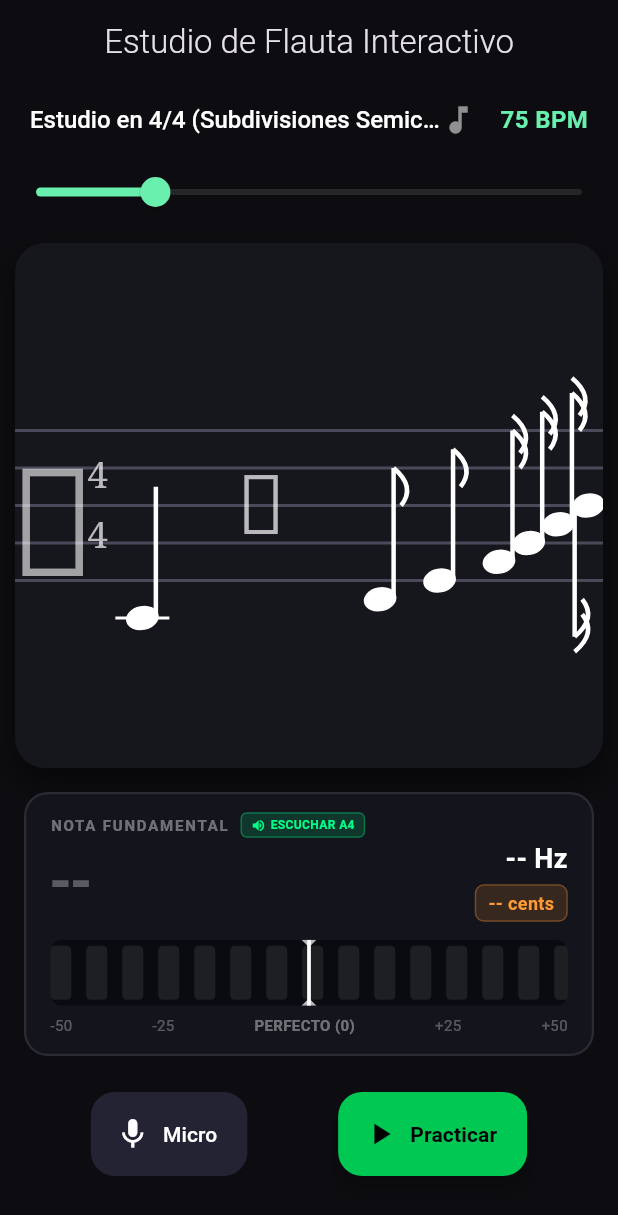
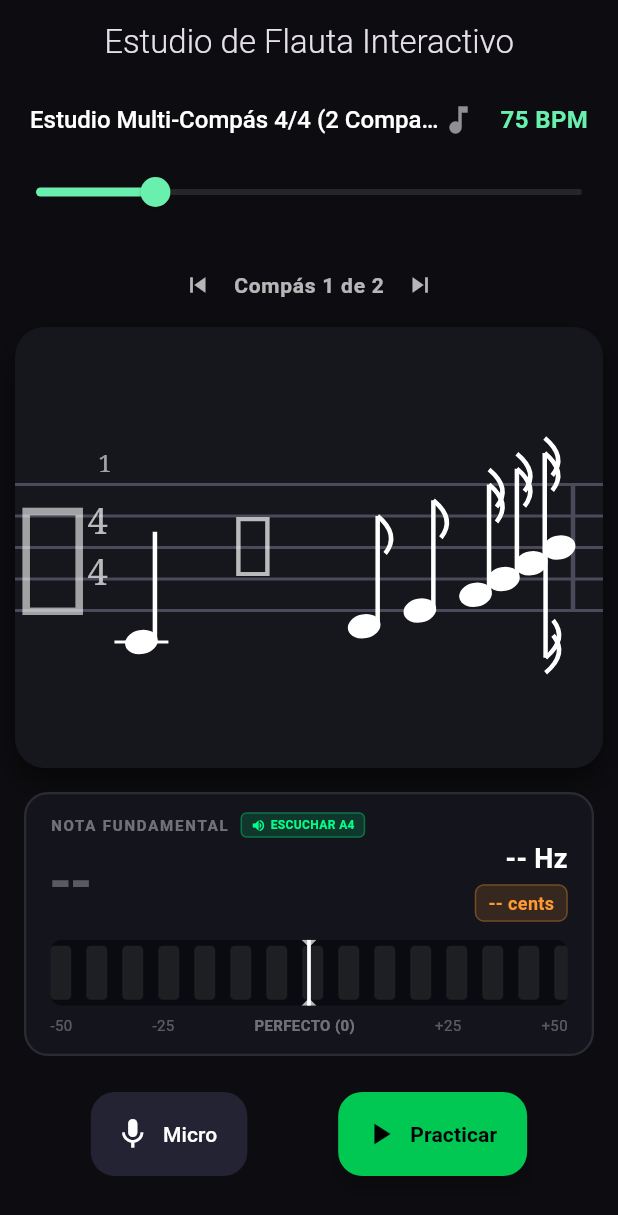
Before and after one commit to Nicolas11Leon/Tunner, a Flutter app: the screen it shows after launch, on a phone screen of 412 x 824 dp. Shown: the top 1215 px of the screen. Run offline on Flutter 3.47's test engine with Material 3 defaults, Android fonts, the phone set to English and light mode, and no system bars; missing offline and left inert: pitch_detector_dart, record.

Commit message:
feat(phase-2): multi-measure navigation, barline rendering, and inter-measure playhead sync

```diff
--- a/lib/domain/score_entity.dart
+++ b/lib/domain/score_entity.dart
@@ -31,12 +31,39 @@ class SongEntity {
   final String title;
   final List<SongNote> notes;
   final TimeSignature timeSignature;
+  final List<MeasureEntity> measures;
 
   SongEntity({
     required this.title,
     required this.notes,
     this.timeSignature = TimeSignature.commonTime44,
+    this.measures = const [],
   });
+
+  int get totalMeasures => measures.isNotEmpty ? measures.length : 1;
+
+  /// Obtiene las notas de un compás específico en formato SongNote
+  List<SongNote> notesForMeasure(int measureIndex) {
+    if (measures.isEmpty || measureIndex < 0 || measureIndex >= measures.length) {
+      return notes;
+    }
+    return measures[measureIndex].notes.map((hNote) {
+      return SongNote(
+        startTick: hNote.startTick,
+        durationTicks: hNote.durationTicks,
+        noteName: hNote.noteName,
+        isRest: hNote.isRest,
+      );
+    }).toList();
+  }
+
+  /// Obtiene la métrica de un compás específico
+  TimeSignature timeSignatureForMeasure(int measureIndex) {
+    if (measures.isEmpty || measureIndex < 0 || measureIndex >= measures.length) {
+      return timeSignature;
+    }
+    return measures[measureIndex].timeSignature;
+  }
 
   static List<SongEntity> getMockSongs() {
     final hierarchicalStudies = HierarchicalScore.getMockStudies();
@@ -56,6 +83,7 @@ class SongEntity {
         title: study.title,
         notes: songNotes,
         timeSignature: firstMeasure.timeSignature,
+        measures: study.measures,
       );
     }).toList();
   }
--- a/lib/presentation/tuner_screen.dart
+++ b/lib/presentation/tuner_screen.dart
@@ -62,6 +62,31 @@ class TunerScreen extends StatelessWidget {
           ),
           const SizedBox(height: 10),
 
+          // Selector de Compases (Navegación Multi-Compás)
+          if (viewModel.totalMeasures > 1)
+            Padding(
+              padding: const EdgeInsets.symmetric(horizontal: 20.0, vertical: 4.0),
+              child: Row(
+                mainAxisAlignment: MainAxisAlignment.center,
+                children: [
+                  IconButton(
+                    icon: const Icon(Icons.skip_previous, color: Colors.white70, size: 20),
+                    onPressed: () => viewModel.previousMeasure(),
+                    tooltip: "Compás Anterior",
+                  ),
+                  Text(
+                    "Compás ${viewModel.currentMeasureIndex + 1} de ${viewModel.totalMeasures}",
+                    style: const TextStyle(color: Colors.white70, fontSize: 14, fontWeight: FontWeight.w600, letterSpacing: 0.5),
+                  ),
+                  IconButton(
+                    icon: const Icon(Icons.skip_next, color: Colors.white70, size: 20),
+                    onPressed: () => viewModel.nextMeasure(),
+                    tooltip: "Siguiente Compás",
+                  ),
+                ],
+              ),
+            ),
+
           // LIENZO GRÁFICO DE LA PARTITURA REAL (Legibilidad Mejorada)
           Expanded(
             child: Container(
@@ -79,13 +104,15 @@ class TunerScreen extends StatelessWidget {
                 child: CustomPaint(
                   painter: RealSheetMusicPainter(
                     currentSubTick: viewModel.currentSubTick,
-                    notes: viewModel.playlist[viewModel.selectedSongIndex].notes,
+                    notes: viewModel.currentMeasureNotes,
                     history: viewModel.measureHistory,
                     liveNote: viewModel.noteName,
                     liveCents: viewModel.cents,
                     isCountingIn: viewModel.isCountingIn,
                     countInBeat: viewModel.countInBeat,
-                    timeSignature: viewModel.playlist[viewModel.selectedSongIndex].timeSignature,
+                    timeSignature: viewModel.currentMeasureTimeSignature,
+                    measureIndex: viewModel.currentMeasureIndex,
+                    totalMeasures: viewModel.totalMeasures,
                   ),
                 ),
               ),
@@ -147,6 +174,8 @@ class RealSheetMusicPainter extends CustomPainter {
   final bool isCountingIn;
   final int countInBeat;
   final TimeSignature timeSignature;
+  final int measureIndex;
+  final int totalMeasures;
 
   RealSheetMusicPainter({
     required this.currentSubTick,
@@ -157,6 +186,8 @@ class RealSheetMusicPainter extends CustomPainter {
     required this.isCountingIn,
     required this.countInBeat,
     this.timeSignature = TimeSignature.commonTime44,
+    this.measureIndex = 0,
+    this.totalMeasures = 1,
   });
 
   int _getNoteStep(String note) {
@@ -193,19 +224,35 @@ class RealSheetMusicPainter extends CustomPainter {
     final linePaint = Paint()..color = const Color(0xFF4A4A5A)..strokeWidth = 2.0;
 
     final double leftMargin = 75.0;
-    final double playAreaWidth = size.width - leftMargin;
+    final double rightMargin = 20.0;
+    final double playAreaWidth = size.width - leftMargin - rightMargin;
     final int totalMeasureTicks = timeSignature.totalTicks;
     final double stepWidth = playAreaWidth / totalMeasureTicks;
     final double staffSpacing = size.height / 14;
     final double centerY = size.height / 2;
 
     double baseMi4Y = centerY + (staffSpacing * 2);
+    double topStaffY = baseMi4Y - (4 * staffSpacing);
 
-    // 1. Dibujar el Pentagrama
+    // 1. Dibujar el Pentagrama (5 líneas equidistantes)
     for (int i = 0; i < 5; i++) {
       double y = baseMi4Y - (i * staffSpacing);
       canvas.drawLine(Offset(0, y), Offset(size.width, y), linePaint);
     }
+
+    // Barra divisoria o final de compás (Barline)
+    final double barX = size.width - rightMargin;
+    if (measureIndex == totalMeasures - 1) {
+      // Doble barra final de obra: línea fina y línea gruesa
+      canvas.drawLine(Offset(barX - 6, topStaffY), Offset(barX - 6, baseMi4Y), linePaint..strokeWidth = 2.0);
+      canvas.drawLine(Offset(barX, topStaffY), Offset(barX, baseMi4Y), linePaint..strokeWidth = 5.0);
+    } else {
+      // Barra simple de compás estándar
+      canvas.drawLine(Offset(barX, topStaffY), Offset(barX, baseMi4Y), linePaint..strokeWidth = 3.0);
+    }
+
+    // Numeración del compás sobre la barra inicial
+    _drawUnicodeText(canvas, "${measureIndex + 1}", leftMargin - 15, topStaffY - 14, 16, Colors.white60);
 
     // 2. Dibujar la Clave de Sol (𝄞)
     _drawUnicodeText(canvas, "𝄞", 25, centerY + (staffSpacing * 0.5), 100, Colors.white60);
```
Also changed, not shown: lib/domain/score_tree.dart (+28 -2 lines), lib/presentation/tuner_viewmodel.dart (+38 -3 lines), 2 other files.
